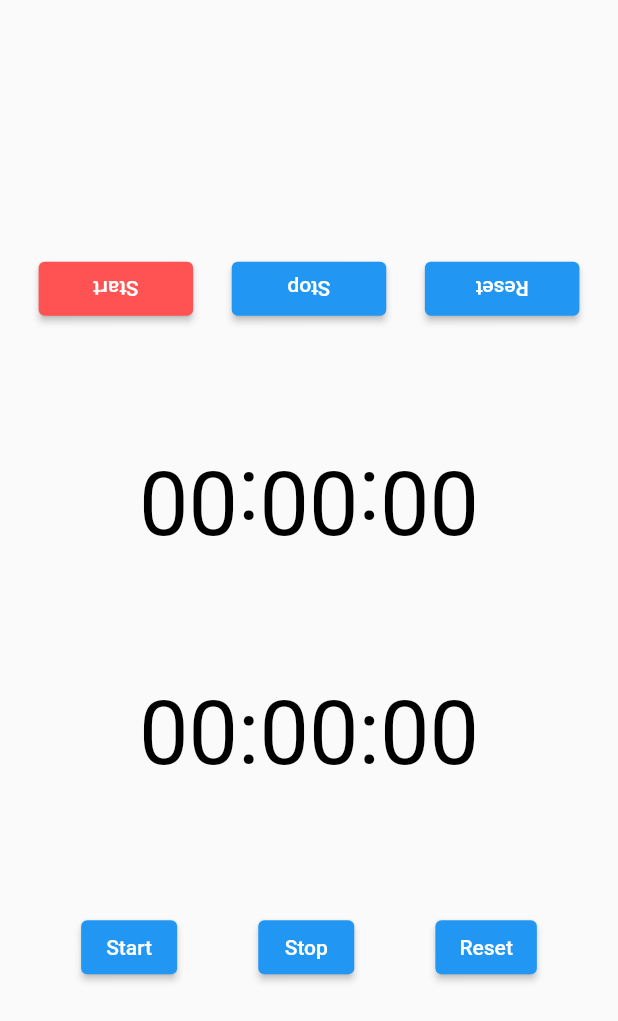
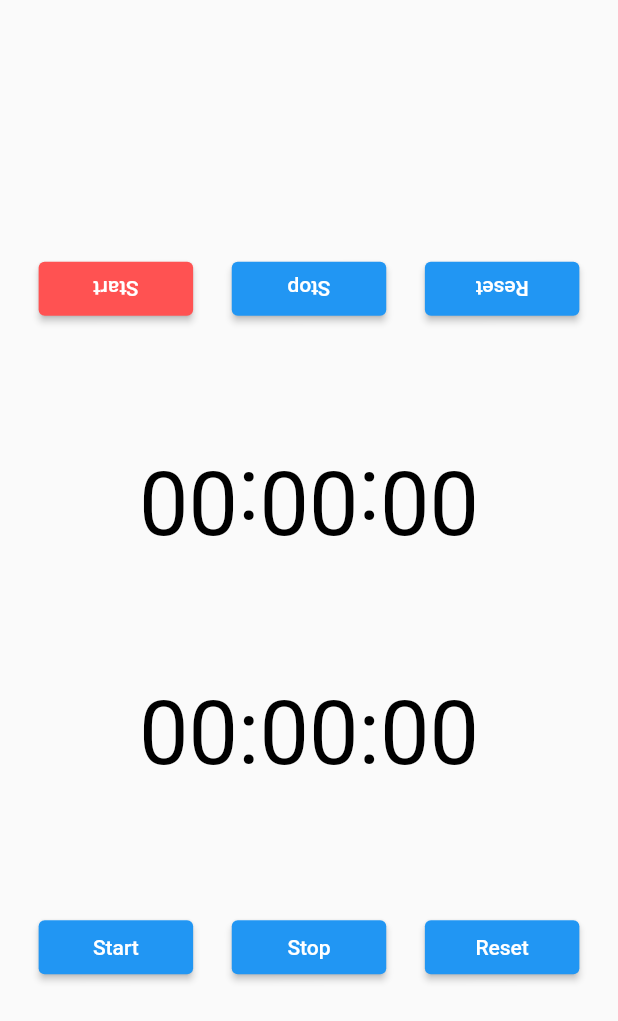
Before and after one commit to iseruuuuu/timer_battle_app, a Flutter app: the screen it shows after launch, on a phone screen of 412 x 824 dp. Shown: the top 1021 px of the screen. Run offline on Flutter 3.47's test engine with Material 2 defaults, Android fonts, the phone set to English and light mode, and no system bars.

Commit message:
add: change button size player

```diff
--- a/lib/timer_battle/timer_battle_screen.dart
+++ b/lib/timer_battle/timer_battle_screen.dart
@@ -70,17 +70,26 @@ class TimerBattleScreen extends StatelessWidget {
             Row(
               mainAxisAlignment: MainAxisAlignment.spaceEvenly,
               children: [
-                ElevatedButton(
+                SizedBox(
+                  width: size.width / 4,
+                  child: ElevatedButton(
                     onPressed: () {},
                     child: const Text('Start'),
                   ),
-                ElevatedButton(
+                ),
+                SizedBox(
+                  width: size.width / 4,
+                  child: ElevatedButton(
                     onPressed: () {},
                     child:  const Text('Stop'),
                   ),
-                ElevatedButton(
+                ),
+                SizedBox(
+                  width: size.width / 4,
+                  child: ElevatedButton(
                     onPressed: () {},
                     child: const Text('Reset'),
+                  ),
                 ),
               ],
             ),
```
Lines whose indentation alone changed are shown as unchanged.
